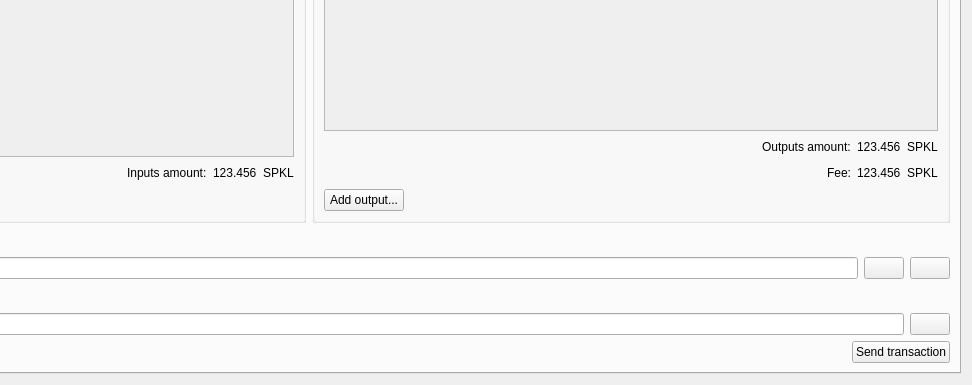
sparklecoin/sparklecoin, file src/qt/forms/multisigdialog.ui: the form before one commit; both pictures show x 355 to 1327 and y 210 to 595 of the 1327 by 595 pixel window.
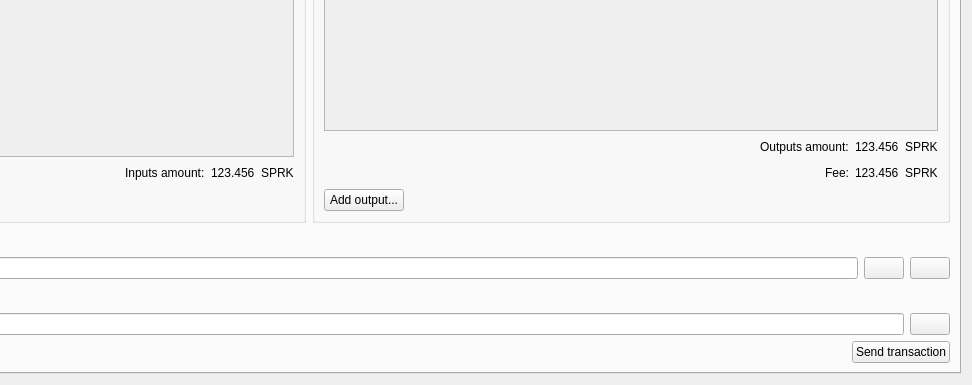
The form after the commit. The open tabs and pages were chosen to show the change. Icons and pictures are not drawn.

Commit message: SPKL to SPRK patches

```diff
--- a/src/qt/forms/multisigdialog.ui
+++ b/src/qt/forms/multisigdialog.ui
@@ -399,7 +399,7 @@
                 <item>
                  <widget class="QLabel" name="label">
                   <property name="text">
-                   <string>SPKL</string>
+                   <string>SPRK</string>
                   </property>
                  </widget>
                 </item>
@@ -518,7 +518,7 @@
                 <item>
                  <widget class="QLabel" name="label_2">
                   <property name="text">
-                   <string>SPKL</string>
+                   <string>SPRK</string>
                   </property>
                  </widget>
                 </item>
@@ -556,7 +556,7 @@
                 <item>
                  <widget class="QLabel" name="label_3">
                   <property name="text">
-                   <string>SPKL</string>
+                   <string>SPRK</string>
                   </property>
                  </widget>
                 </item>
```
The commit also changes 76 other files.
